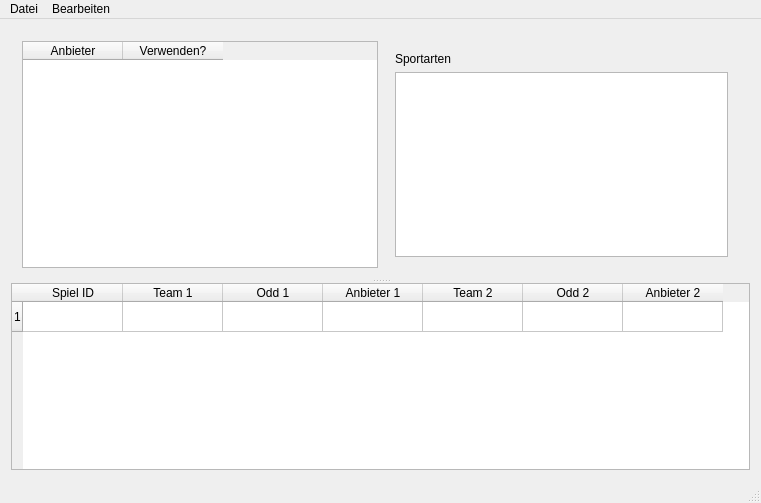
Before: the Qt Designer form gui/barney-qt/mainwindow.ui in creeky/barney, drawn with Qt 5.
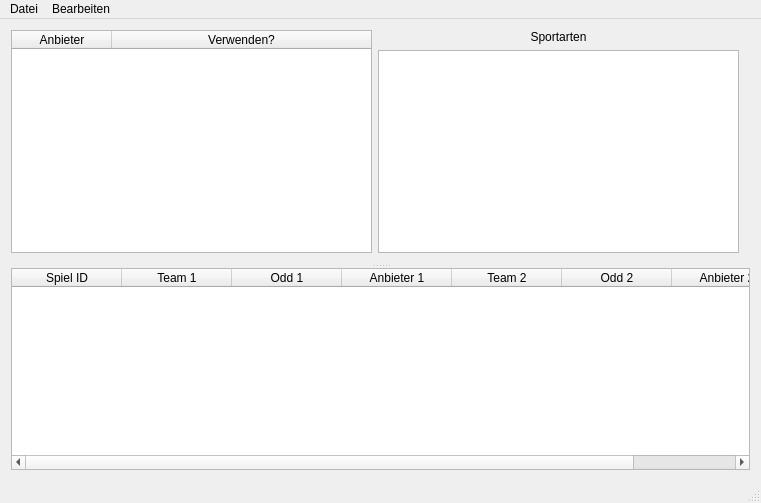
After: the same form once the commit is applied.

```diff
--- a/gui/barney-qt/mainwindow.ui
+++ b/gui/barney-qt/mainwindow.ui
@@ -22,8 +22,32 @@
       </property>
       <widget class="QWidget" name="layoutWidget">
        <layout class="QHBoxLayout" name="horizontalLayout">
+        <property name="spacing">
+         <number>6</number>
+        </property>
+        <property name="leftMargin">
+         <number>0</number>
+        </property>
+        <property name="topMargin">
+         <number>0</number>
+        </property>
         <item>
          <widget class="QTableWidget" name="anbieterliste">
+          <property name="editTriggers">
+           <set>QAbstractItemView::NoEditTriggers</set>
+          </property>
+          <attribute name="horizontalHeaderStretchLastSection">
+           <bool>true</bool>
+          </attribute>
+          <attribute name="verticalHeaderVisible">
+           <bool>false</bool>
+          </attribute>
+          <attribute name="verticalHeaderVisible">
+           <bool>false</bool>
+          </attribute>
+          <attribute name="horizontalHeaderStretchLastSection">
+           <bool>true</bool>
+          </attribute>
           <column>
            <property name="text">
             <string>Anbieter</string>
@@ -39,11 +63,23 @@
         <item>
          <widget class="QWidget" name="verticalLayout_3" native="true">
           <layout class="QVBoxLayout" name="verticalLayout_2">
+           <property name="margin">
+            <number>0</number>
+           </property>
            <item>
             <widget class="QLabel" name="label">
+             <property name="frameShape">
+              <enum>QFrame::NoFrame</enum>
+             </property>
              <property name="text">
               <string>Sportarten</string>
              </property>
+             <property name="alignment">
+              <set>Qt::AlignCenter</set>
+             </property>
+             <property name="margin">
+              <number>1</number>
+             </property>
             </widget>
            </item>
            <item>
@@ -59,13 +95,48 @@
        </layout>
       </widget>
       <widget class="QTableWidget" name="spielliste">
+       <property name="sizePolicy">
+        <sizepolicy hsizetype="Expanding" vsizetype="Expanding">
+         <horstretch>0</horstretch>
+         <verstretch>0</verstretch>
+        </sizepolicy>
+       </property>
+       <property name="editTriggers">
+        <set>QAbstractItemView::NoEditTriggers</set>
+       </property>
+       <property name="sortingEnabled">
+        <bool>true</bool>
+       </property>
        <property name="rowCount">
-        <number>1</number>
+        <number>0</number>
        </property>
        <property name="columnCount">
         <number>7</number>
        </property>
-       <row/>
+       <attribute name="horizontalHeaderDefaultSectionSize">
+        <number>110</number>
+       </attribute>
+       <attribute name="horizontalHeaderShowSortIndicator" stdset="0">
+        <bool>true</bool>
+       </attribute>
+       <attribute name="horizontalHeaderStretchLastSection">
+        <bool>true</bool>
+       </attribute>
+       <attribute name="verticalHeaderVisible">
+        <bool>false</bool>
+       </attribute>
+       <attribute name="verticalHeaderVisible">
+        <bool>false</bool>
+       </attribute>
+       <attribute name="horizontalHeaderShowSortIndicator" stdset="0">
+        <bool>true</bool>
+       </attribute>
+       <attribute name="horizontalHeaderStretchLastSection">
+        <bool>true</bool>
+       </attribute>
+       <attribute name="horizontalHeaderDefaultSectionSize">
+        <number>110</number>
+       </attribute>
        <column>
         <property name="text">
          <string>Spiel ID</string>
```
Left out of the diff: 5 changed lines with no effect on the pictures.
